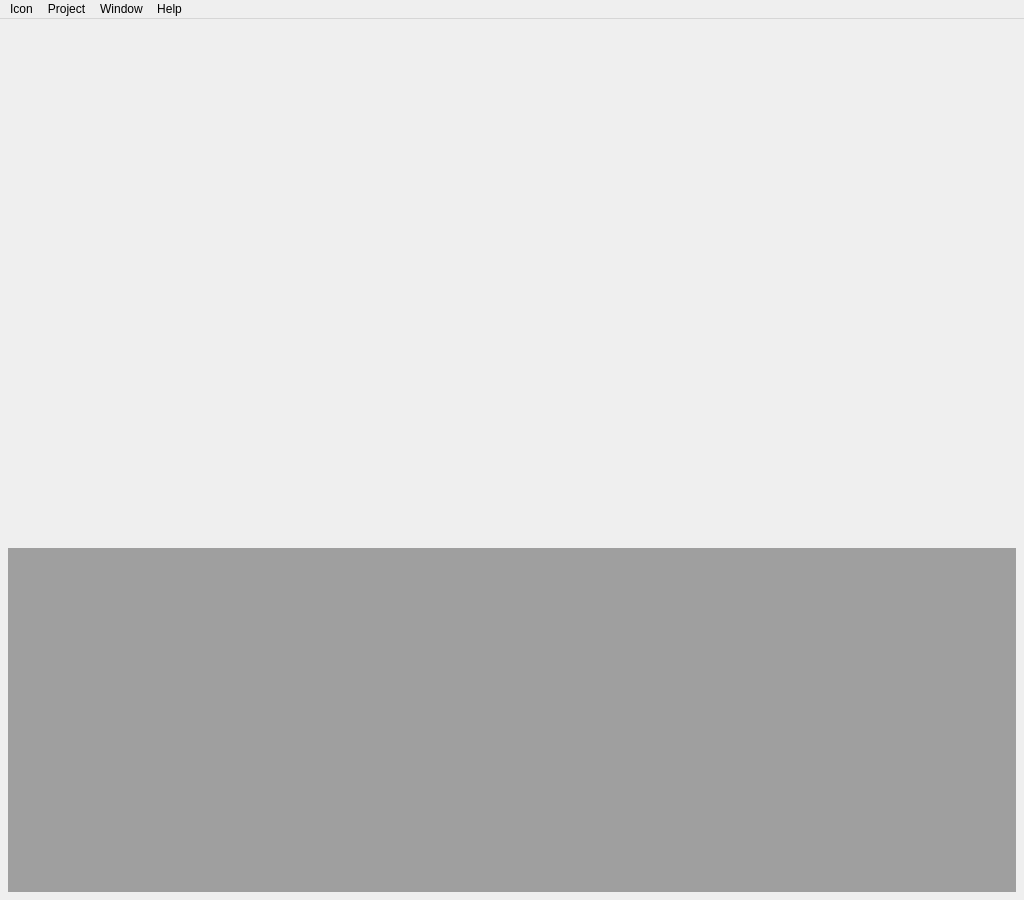
First picture: the form in src/gui/mainwindow.ui, repository shulongdeng/CANdevStudio, before the edit.
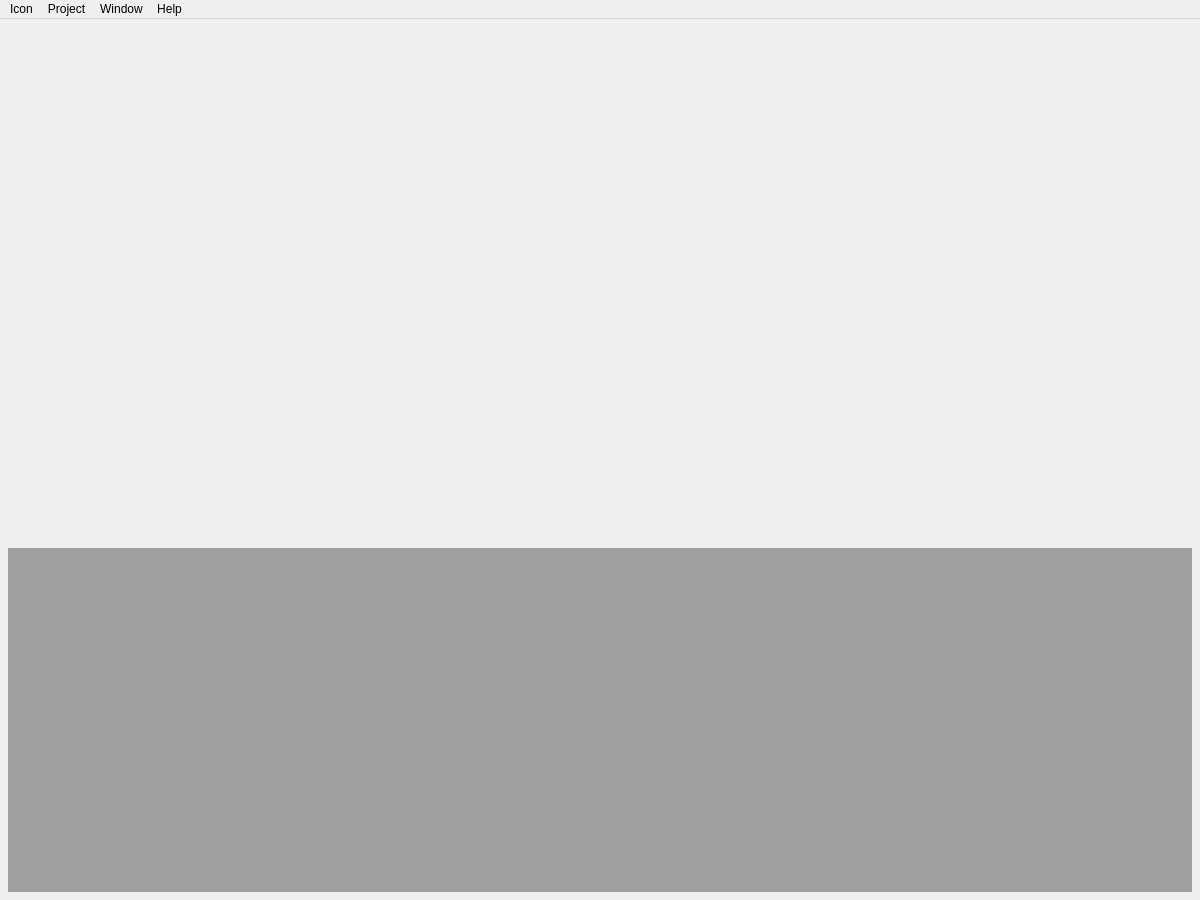
Second picture: the form after the edit. Icons and pictures are not drawn.

Commit message: Change minimum size

What changed in the file:
```diff
--- a/src/gui/mainwindow.ui
+++ b/src/gui/mainwindow.ui
@@ -6,13 +6,13 @@
    <rect>
     <x>0</x>
     <y>0</y>
-    <width>1024</width>
+    <width>1200</width>
     <height>900</height>
    </rect>
   </property>
   <property name="minimumSize">
    <size>
-    <width>1024</width>
+    <width>1200</width>
     <height>900</height>
    </size>
   </property>
@@ -475,7 +475,7 @@
     <rect>
      <x>0</x>
      <y>0</y>
-     <width>1024</width>
+     <width>1200</width>
      <height>21</height>
     </rect>
    </property>
```
